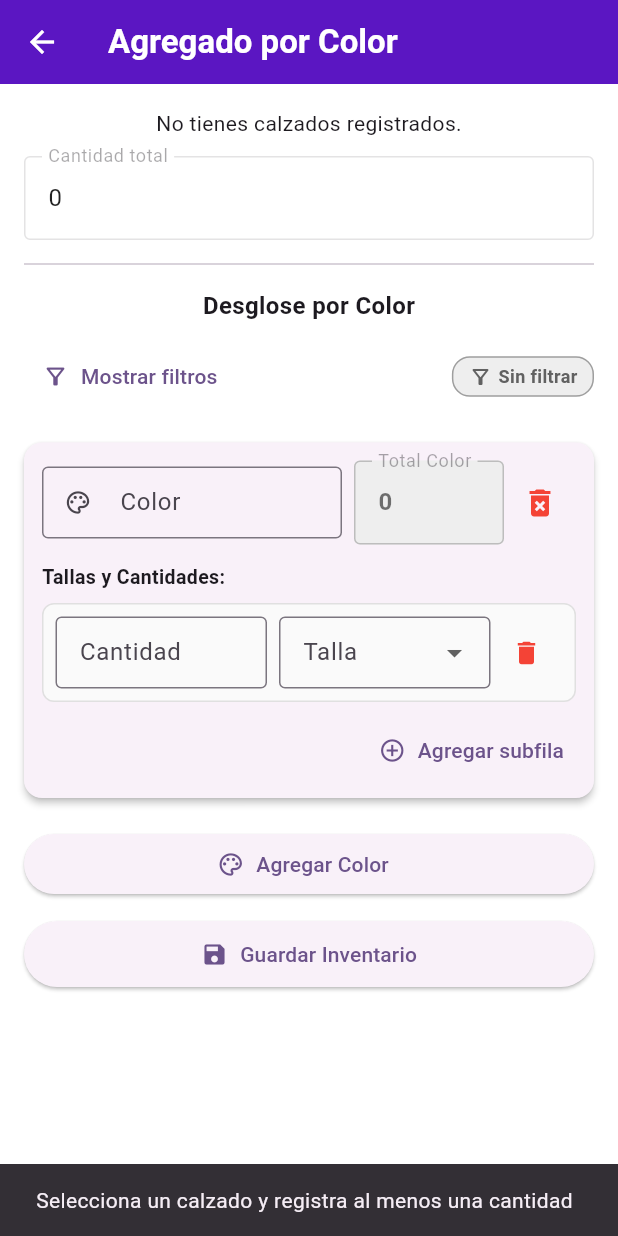
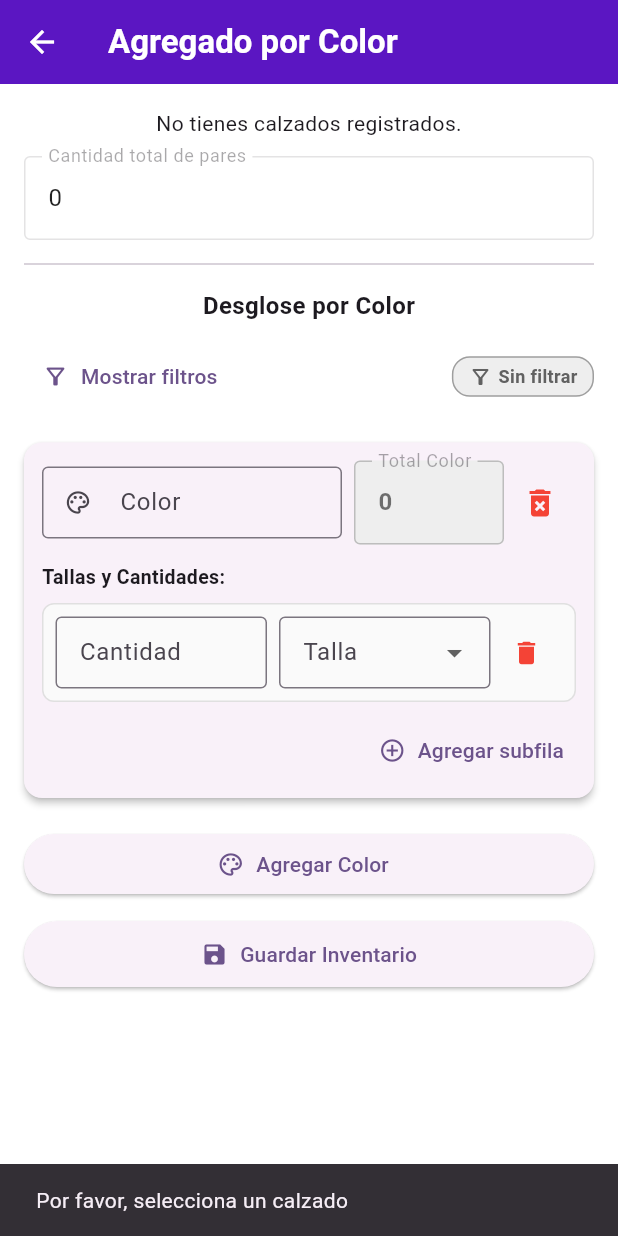
Before and after one commit to JulioSalgado29/zapatito_v2, a Flutter app: the InventarioFormPageColor screen opened directly, after a tap on "Guardar Inventario", on a phone screen of 412 x 824 dp. Run offline on Flutter 3.47's test engine with Material 3 defaults, Android fonts, the phone set to English and light mode, and no system bars; our stand-ins replace firebase_auth, firebase_core, flutter_custom_clippers, google_fonts, google_sign_in, shared_preferences; accounts and stored records are empty; network calls fail; Roboto replaces fonts that are missing (Georgia).

Commit message:
-> Cambiar titulo informativo de pares

```diff
--- a/lib/main-widgets/INVENTARIO/inventario_form_page.dart
+++ b/lib/main-widgets/INVENTARIO/inventario_form_page.dart
@@ -202,9 +202,19 @@ class _InventarioFormPageState extends State<InventarioFormPage> {
   Future<void> _guardarFilaInventario() async {
     final int cantidadTotal = _cantidadTotalCalculada;
 
-    if (_calzadoId == null || cantidadTotal <= 0) {
-      ScaffoldMessenger.of(context).showSnackBar(const SnackBar(
-          content: Text('Selecciona un calzado y agrega una cantidad mayor a 0')));
+    // 1. Validar si se seleccionó un calzado
+    if (_calzadoId == null) {
+      ScaffoldMessenger.of(context).showSnackBar(
+        const SnackBar(content: Text('Por favor, selecciona un calzado')),
+      );
+      return;
+    }
+
+// 2. Validar la cantidad total
+    if (cantidadTotal <= 0) {
+      ScaffoldMessenger.of(context).showSnackBar(
+        const SnackBar(content: Text('Agrega una cantidad mayor a 0')),
+      );
       return;
     }
 
@@ -834,7 +844,7 @@ class _InventarioFormPageState extends State<InventarioFormPage> {
                   fontWeight: FontWeight.bold,
                 ),
                 decoration: InputDecoration(
-                  labelText: 'Cantidad total de series',
+                  labelText: 'Cantidad total de pares',
                   border: const OutlineInputBorder(),
                   filled: true,
                   fillColor: totalSeriesCalculado > 0
@@ -884,8 +894,8 @@ class _InventarioFormPageState extends State<InventarioFormPage> {
                 width: double.infinity,
                 child: ElevatedButton.icon(
                   onPressed: _guardarFilaInventario,
-                  icon: Icon(
-                      widget.filaId != null ? Icons.save_as : Icons.save),
+                  icon:
+                      Icon(widget.filaId != null ? Icons.save_as : Icons.save),
                   label: Text(widget.filaId == null
                       ? 'Guardar inventario'
                       : 'Actualizar inventario'),
--- a/lib/main-widgets/INVENTARIO/inventario_form_page_color.dart
+++ b/lib/main-widgets/INVENTARIO/inventario_form_page_color.dart
@@ -154,10 +154,20 @@ class _InventarioFormPageColorState extends State<InventarioFormPageColor> {
   }
 
   Future<void> _guardarFilaInventario() async {
-    if (_calzadoId == null || _cantidadFila <= 0) {
-      ScaffoldMessenger.of(context).showSnackBar(const SnackBar(
-          content:
-              Text('Selecciona un calzado y registra al menos una cantidad')));
+    // 1. Validar selección de calzado
+    if (_calzadoId == null) {
+      ScaffoldMessenger.of(context).showSnackBar(
+        const SnackBar(content: Text('Por favor, selecciona un calzado')),
+      );
+      return;
+    }
+
+// 2. Validar cantidad ingresada
+    if (_cantidadFila <= 0) {
+      ScaffoldMessenger.of(context).showSnackBar(
+        const SnackBar(
+            content: Text('Ingresa al menos una cantidad mayor a 0')),
+      );
       return;
     }
 
@@ -926,7 +936,7 @@ class _InventarioFormPageColorState extends State<InventarioFormPageColor> {
                   fontSize: 16,
                 ),
                 decoration: InputDecoration(
-                  labelText: 'Cantidad total',
+                  labelText: 'Cantidad total de pares',
                   border: const OutlineInputBorder(),
                   filled: _cantidadFila > 0,
                   fillColor: _cantidadFila > 0 ? Colors.green.shade50 : null,
--- a/lib/main-widgets/INVENTARIO/inventario_form_page_serie.dart
+++ b/lib/main-widgets/INVENTARIO/inventario_form_page_serie.dart
@@ -150,10 +150,19 @@ class _InventarioSerieFormPageState extends State<InventarioSerieFormPage> {
   }
 
   Future<void> _guardarInventarioSerie() async {
-    if (_calzadoId == null || _cantidadSeriesTotal <= 0) {
+    // 1. Validar selección de calzado
+    if (_calzadoId == null) {
+      ScaffoldMessenger.of(context).showSnackBar(
+        const SnackBar(content: Text('Por favor, selecciona un calzado')),
+      );
+      return;
+    }
+
+// 2. Validar cantidad de series
+    if (_cantidadSeriesTotal <= 0) {
       ScaffoldMessenger.of(context).showSnackBar(
         const SnackBar(
-            content: Text('Selecciona calzado y cantidad de series mayor a 0')),
+            content: Text('Ingresa una cantidad de series mayor a 0')),
       );
       return;
     }
@@ -779,7 +788,10 @@ class _InventarioSerieFormPageState extends State<InventarioSerieFormPage> {
                   : _buildDropdownConIconos(),
               const SizedBox(height: 12),
               TextFormField(
-                controller: _cantidadTotalController,
+                // Multiplicamos la cantidad de series por 6
+                controller: TextEditingController(
+                  text: (_cantidadSeriesTotal * 6).toString(),
+                ),
                 readOnly: true,
                 enabled: false,
                 style: TextStyle(
@@ -789,7 +801,8 @@ class _InventarioSerieFormPageState extends State<InventarioSerieFormPage> {
                   fontWeight: FontWeight.bold,
                 ),
                 decoration: InputDecoration(
-                  labelText: 'Cantidad total de series',
+                  labelText:
+                      'Cantidad total de pares (6 por serie)', // O la etiqueta que prefieras
                   border: const OutlineInputBorder(),
                   filled: true,
                   fillColor: _cantidadSeriesTotal > 0
```
Lines whose indentation alone changed are shown as unchanged.
